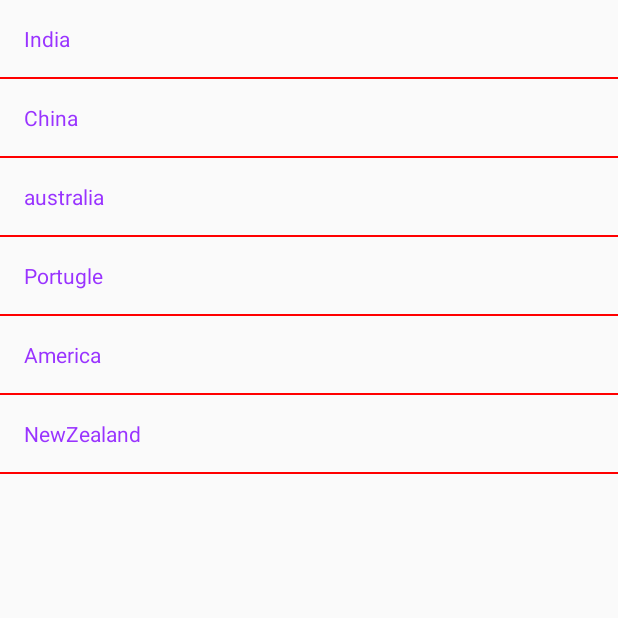
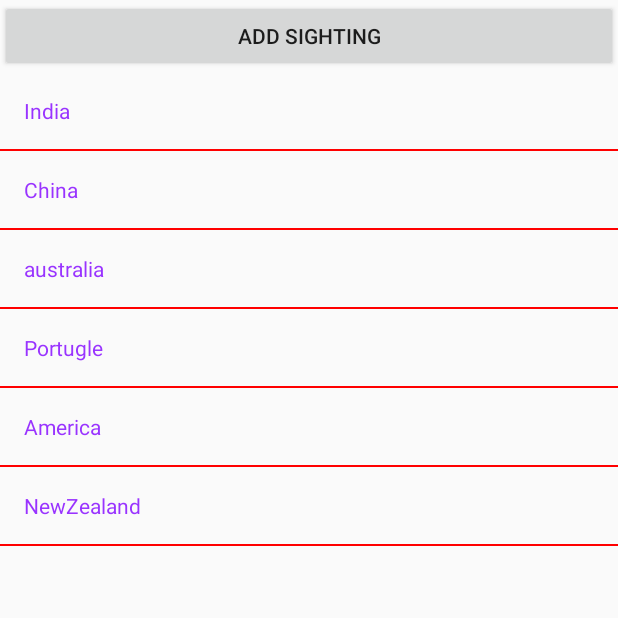
Before and after one commit to josh75337/CS-2340-Block-Beach-Boys, an Android app: the ViewRatReportListActivity screen opened directly, with no data from a screen before it, on a phone screen of 412 x 824 dp, the top half of it. Run offline under Robolectric (Android 15) with nearby library versions, the phone set to English and light mode, and no system bars; our stand-ins replace Firebase (no records; nobody signed in at launch, a user with empty details on screens opened directly).

Commit message:
created a button to go from rat report list to view add sighting activity; added view sighting activity class and view; will be performing tests for firebase loading

```diff
--- a/AndroidStudioProjects/app/src/main/java/com/ohrats/bbb/ohrats/ViewRatReportListActivity.java
+++ b/AndroidStudioProjects/app/src/main/java/com/ohrats/bbb/ohrats/ViewRatReportListActivity.java
@@ -25,11 +25,15 @@ public class ViewRatReportListActivity extends Activity{
     // Array of strings...
     ListView simpleList;
     String countryList[] = {"India", "China", "australia", "Portugle", "America", "NewZealand"};
+
+    Button mAddSightingButton;
+
 //
 //    Firebase mRef;
 //    FirebaseListAdapter<String> mAdapter;
 
-    @Override   protected void onCreate(Bundle savedInstanceState) {
+    @Override
+    protected void onCreate(Bundle savedInstanceState) {
         super.onCreate(savedInstanceState);
         setContentView(R.layout.view_rat_report_list);
         simpleList = (ListView)findViewById(R.id.rat_reports);
@@ -41,9 +45,8 @@ public class ViewRatReportListActivity extends Activity{
                 //find someway to get position. All examples had static arrays with no change in indices
 //                Intent intent = new Intent(view.getContext(), RatReport.class);
 //                startActivityForResult(intent, position);
-
                 if (position == 0) {
-                    Intent myIntent = new Intent(view.getContext(), RatReport.class);
+                    Intent myIntent = new Intent(view.getContext(), ViewSightingActivity.class);
                     startActivityForResult(myIntent, 0);
                 }
 //
@@ -64,6 +67,17 @@ public class ViewRatReportListActivity extends Activity{
             }
         });
 
+
+        mAddSightingButton = (Button) findViewById(R.id.raddsighting);
+        mAddSightingButton.setOnClickListener(new View.OnClickListener() {
+            @Override
+            public void onClick(View v) {
+                viewAddRatSightingPage();
+            }
+        });
+
+
+
 //        mRef = new Firebase("https://androidstudioprojects-b4132.firebaseio.com/");
 //        mListView = (ListView) findViewById(R.id.ListView);
 //        mAdapter = new FirebaseListAdapter<RatSighting>(this, RatSighting.class, R.layout.activity_rat_listview, mRef) {
@@ -78,6 +92,10 @@ public class ViewRatReportListActivity extends Activity{
 //        simpleList.setAdapter(mAdapter);
     }
 
+    private void viewAddRatSightingPage() {
+        Intent inView = new Intent(ViewRatReportListActivity.this, AddSightingActivity.class);
+        startActivity(inView);
+    }
 
 //
 //    @Override
--- /dev/null
+++ b/AndroidStudioProjects/app/src/main/res/layout/activity_viewsighting.xml
@@ -0,0 +1,6 @@
+<?xml version="1.0" encoding="utf-8"?>
+<LinearLayout xmlns:android="http://schemas.android.com/apk/res/android"
+    android:orientation="vertical" android:layout_width="match_parent"
+    android:layout_height="match_parent">
+
+</LinearLayout>
--- a/AndroidStudioProjects/app/src/main/res/layout/fragment_csv.xml
+++ b/AndroidStudioProjects/app/src/main/res/layout/fragment_csv.xml
@@ -1,7 +1,8 @@
 <?xml version="1.0" encoding="utf-8"?>
 <LinearLayout xmlns:android="http://schemas.android.com/apk/res/android"
-    android:orientation="vertical" android:layout_width="match_parent"
-    android:layout_height="match_parent">
+    android:layout_width="match_parent"
+    android:layout_height="wrap_content"
+    android:orientation="vertical">
 
     <Button
         android:id="@+id/raddcsv"
--- a/AndroidStudioProjects/app/src/main/res/layout/fragment_single.xml
+++ b/AndroidStudioProjects/app/src/main/res/layout/fragment_single.xml
@@ -5,7 +5,7 @@
 
     <LinearLayout
         android:layout_width="match_parent"
-        android:layout_height="match_parent"
+        android:layout_height="wrap_content"
         android:orientation="vertical">
 
         <TextView
--- a/AndroidStudioProjects/app/src/main/res/layout/view_rat_report_list.xml
+++ b/AndroidStudioProjects/app/src/main/res/layout/view_rat_report_list.xml
@@ -2,6 +2,12 @@
 <LinearLayout xmlns:android="http://schemas.android.com/apk/res/android"
     android:orientation="vertical" android:layout_width="match_parent"
     android:layout_height="match_parent">
+
+    <Button
+        android:id="@+id/raddsighting"
+        android:layout_width="match_parent"
+        android:layout_height="wrap_content"
+        android:text="Add Sighting" />
 
     <ListView
         android:id="@+id/rat_reports"
@@ -12,12 +18,5 @@
         android:listSelector="#0f0">
 
     </ListView>
-    <Button
-        android:layout_width="wrap_content"
-        android:layout_height="wrap_content"
-        android:text="add"
-        android:id="@+id/add_button"
-        android:layout_alignParentBottom="true"
-        android:layout_alignParentEnd="true" />
 
 </LinearLayout>
```
Also changed, not shown: AndroidStudioProjects/app/src/main/AndroidManifest.xml (+5 -2 lines), AndroidStudioProjects/app/src/main/java/com/ohrats/bbb/ohrats/ViewSightingActivity.java (added, +17 -0 lines).
